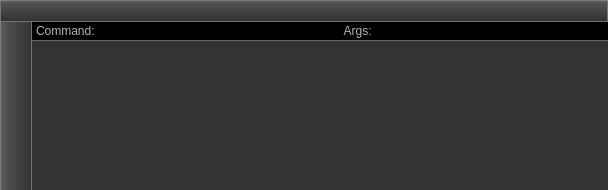
Qt form plugins/output/outputText.ui (rkyleg/scope) before a commit.
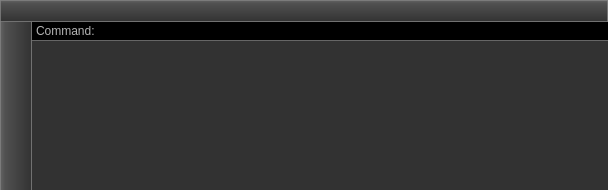
The same form after that commit. Icons and pictures are not drawn.

Commit message: added option for {{filename}} to be inserted into run and compile commands output plugin - simplified and just have command instead of args section preview - updated with command change

```diff
--- a/plugins/output/outputText.ui
+++ b/plugins/output/outputText.ui
@@ -67,16 +67,6 @@
         </property>
        </widget>
       </item>
-      <item row="0" column="2">
-       <widget class="QLabel" name="label_2">
-        <property name="styleSheet">
-         <string notr="true">color:rgb(180,180,180);</string>
-        </property>
-        <property name="text">
-         <string>    Args:</string>
-        </property>
-       </widget>
-      </item>
       <item row="0" column="0">
        <widget class="QLabel" name="label">
         <property name="styleSheet">
```
Left out of the diff: 9 changed lines with no effect on the pictures. The commit also changes 5 other files.
